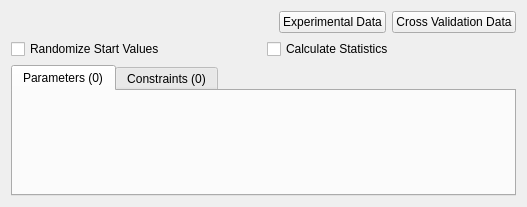
copasi/COPASI, file copasi/UI/CQFittingWidget.ui: the form before one commit.
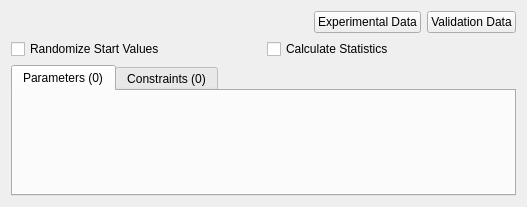
The form after the commit. Custom widgets are drawn as their Qt base class.

Commit message: Fixed Bug 1827. We now call Validation which was previously named Cross Validation.

```diff
--- a/copasi/UI/CQFittingWidget.ui
+++ b/copasi/UI/CQFittingWidget.ui
@@ -55,7 +55,7 @@
      <item>
       <widget class="QPushButton" name="mpBtnCrossValidation" >
        <property name="text" >
-        <string>Cross Validation Data</string>
+        <string>Validation Data</string>
        </property>
       </widget>
      </item>
```
Left out of the diff: 19 changed lines with no effect on the pictures. The commit also changes 10 other files.
